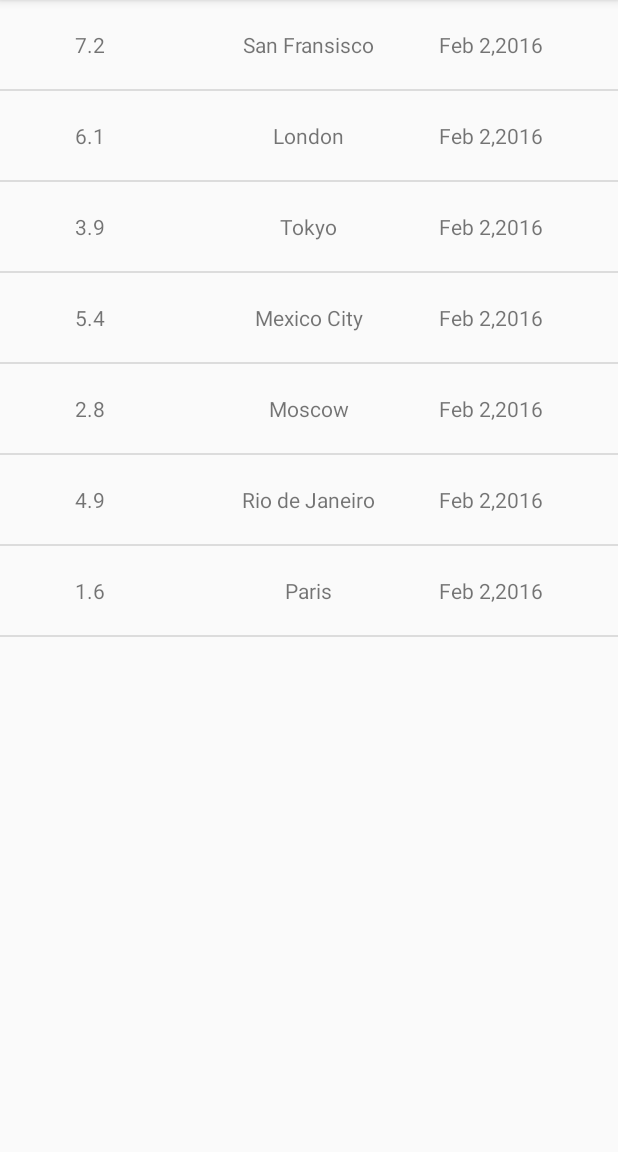
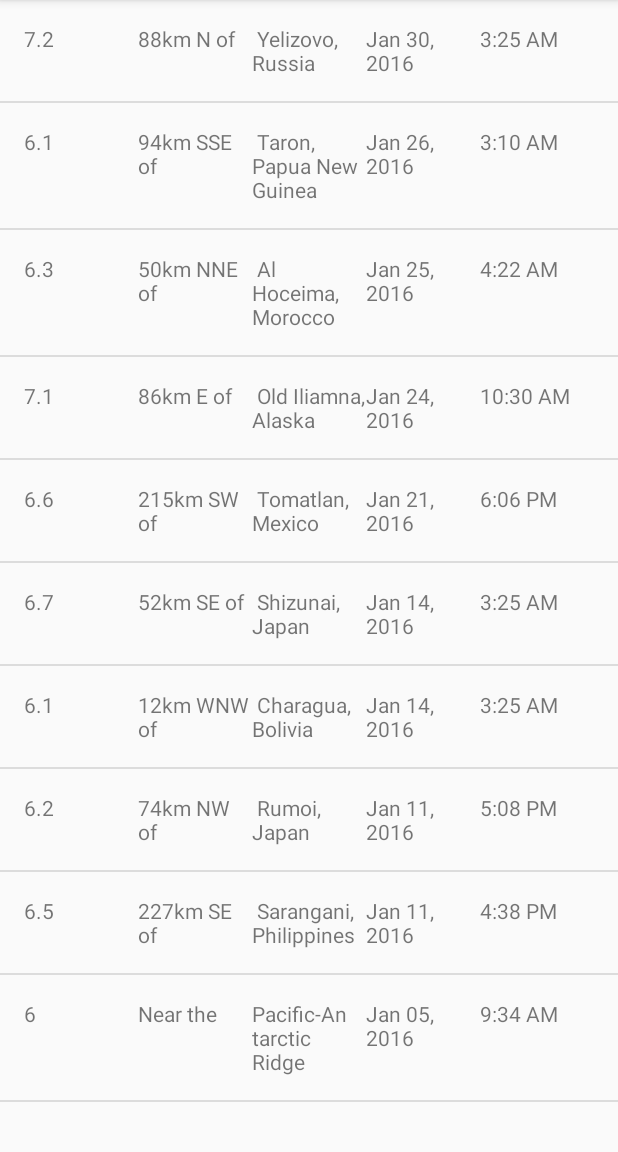
Before and after one commit to nehabalaji/Quake-Report, an Android app: the screen it shows after launch (EarthquakeActivity), on a phone screen of 412 x 824 dp, the part 84-1236 px from its top. Run offline under Robolectric (Android 15) with nearby library versions, the phone set to English and light mode, and no system bars.

Commit message:
parse USGS earthquake data

```diff
--- a/app/src/main/java/com/example/android/quakereport/Earth.java
+++ b/app/src/main/java/com/example/android/quakereport/Earth.java
@@ -5,11 +5,14 @@ public class Earth {
     private String mMagnitude;
     private String mPlace;
     private String mDate;
+    private long mTimeInMilliSeconds;
 
-    public Earth(String Magnitude, String Place, String Date) {
+
+
+    public Earth(String Magnitude, String Place, long TimeinMilliSeconds) {
         mMagnitude = Magnitude;
         mPlace = Place;
-        mDate = Date;
+        mTimeInMilliSeconds = TimeinMilliSeconds;
     }
 
     public String getmMagnitude() {
@@ -23,4 +26,8 @@ public class Earth {
     public String getmDate() {
         return mDate;
     }
+
+    public long getmTimeInMilliSeconds(){
+        return mTimeInMilliSeconds;
+    }
 }
--- a/app/src/main/java/com/example/android/quakereport/EarthquakeActivity.java
+++ b/app/src/main/java/com/example/android/quakereport/EarthquakeActivity.java
@@ -17,6 +17,7 @@ package com.example.android.quakereport;
 
 import android.os.Bundle;
 import android.support.v7.app.AppCompatActivity;
+import android.util.Log;
 import android.widget.ArrayAdapter;
 import android.widget.ListView;
 
@@ -32,19 +33,13 @@ public class EarthquakeActivity extends AppCompatActivity {
         setContentView(R.layout.earthquake_activity);
 
         // Create a fake list of earthquake locations.
-        ArrayList<Earth> earthquakes = new ArrayList<>();
-        earthquakes.add(new Earth("7.2", "San Fransisco", "Feb 2,2016"));
-        earthquakes.add(new Earth("6.1", "London", "Feb 2,2016"));
-        earthquakes.add(new Earth("3.9", "Tokyo", "Feb 2,2016"));
-        earthquakes.add(new Earth("5.4", "Mexico City", "Feb 2,2016"));
-        earthquakes.add(new Earth("2.8", "Moscow", "Feb 2,2016"));
-        earthquakes.add(new Earth("4.9", "Rio de Janeiro", "Feb 2,2016"));
-        earthquakes.add(new Earth("1.6", "Paris", "Feb 2,2016"));
+        ArrayList<Earth> earthquakes = QueryUtils.extractEarthquakes();
 
         // Find a reference to the {@link ListView} in the layout
         ListView earthquakeListView = (ListView) findViewById(R.id.list);
 
         earthAdapter earthAdapter = new earthAdapter(this, earthquakes);
+        Log.v("data",""+earthquakes);
         earthquakeListView.setAdapter(earthAdapter);
 
 
--- /dev/null
+++ b/app/src/main/java/com/example/android/quakereport/QueryUtils.java
@@ -0,0 +1,51 @@
+package com.example.android.quakereport;
+
+import android.util.Log;
+
+import org.json.JSONArray;
+import org.json.JSONException;
+import org.json.JSONObject;
+
+import java.util.ArrayList;
+
+public class QueryUtils {
+
+    private static final String SAMPLE_JSON_RESPONSE = "{\"type\":\"FeatureCollection\",\"metadata\":{\"generated\":1462295443000,\"url\":\"http://earthquake.usgs.gov/fdsnws/event/1/query?format=geojson&starttime=2016-01-01&endtime=2016-01-31&minmag=6&limit=10\",\"title\":\"USGS Earthquakes\",\"status\":200,\"api\":\"1.5.2\",\"limit\":10,\"offset\":1,\"count\":10},\"features\":[{\"type\":\"Feature\",\"properties\":{\"mag\":7.2,\"place\":\"88km N of Yelizovo, Russia\",\"time\":1454124312220,\"updated\":1460674294040,\"tz\":720,\"url\":\"http://earthquake.usgs.gov/earthquakes/eventpage/us20004vvx\",\"detail\":\"http://earthquake.usgs.gov/fdsnws/event/1/query?eventid=us20004vvx&format=geojson\",\"felt\":2,\"cdi\":3.4,\"mmi\":5.82,\"alert\":\"green\",\"status\":\"reviewed\",\"tsunami\":1,\"sig\":798,\"net\":\"us\",\"code\":\"20004vvx\",\"ids\":\",at00o1qxho,pt16030050,us20004vvx,gcmt20160130032510,\",\"sources\":\",at,pt,us,gcmt,\",\"types\":\",cap,dyfi,finite-fault,general-link,general-text,geoserve,impact-link,impact-text,losspager,moment-tensor,nearby-cities,origin,phase-data,shakemap,tectonic-summary,\",\"nst\":null,\"dmin\":0.958,\"rms\":1.19,\"gap\":17,\"magType\":\"mww\",\"type\":\"earthquake\",\"title\":\"M 7.2 - 88km N of Yelizovo, Russia\"},\"geometry\":{\"type\":\"Point\",\"coordinates\":[158.5463,53.9776,177]},\"id\":\"us20004vvx\"},\n" +
+            "{\"type\":\"Feature\",\"properties\":{\"mag\":6.1,\"place\":\"94km SSE of Taron, Papua New Guinea\",\"time\":1453777820750,\"updated\":1460156775040,\"tz\":600,\"url\":\"http://earthquake.usgs.gov/earthquakes/eventpage/us20004uks\",\"detail\":\"http://earthquake.usgs.gov/fdsnws/event/1/query?eventid=us20004uks&format=geojson\",\"felt\":null,\"cdi\":null,\"mmi\":4.1,\"alert\":\"green\",\"status\":\"reviewed\",\"tsunami\":1,\"sig\":572,\"net\":\"us\",\"code\":\"20004uks\",\"ids\":\",us20004uks,gcmt20160126031023,\",\"sources\":\",us,gcmt,\",\"types\":\",cap,geoserve,losspager,moment-tensor,nearby-cities,origin,phase-data,shakemap,tectonic-summary,\",\"nst\":null,\"dmin\":1.537,\"rms\":0.74,\"gap\":25,\"magType\":\"mww\",\"type\":\"earthquake\",\"title\":\"M 6.1 - 94km SSE of Taron, Papua New Guinea\"},\"geometry\":{\"type\":\"Point\",\"coordinates\":[153.2454,-5.2952,26]},\"id\":\"us20004uks\"},\n" +
+            "{\"type\":\"Feature\",\"properties\":{\"mag\":6.3,\"place\":\"50km NNE of Al Hoceima, Morocco\",\"time\":1453695722730,\"updated\":1460156773040,\"tz\":0,\"url\":\"http://earthquake.usgs.gov/earthquakes/eventpage/us10004gy9\",\"detail\":\"http://earthquake.usgs.gov/fdsnws/event/1/query?eventid=us10004gy9&format=geojson\",\"felt\":117,\"cdi\":7.2,\"mmi\":5.28,\"alert\":\"green\",\"status\":\"reviewed\",\"tsunami\":0,\"sig\":695,\"net\":\"us\",\"code\":\"10004gy9\",\"ids\":\",us10004gy9,gcmt20160125042203,\",\"sources\":\",us,gcmt,\",\"types\":\",cap,dyfi,geoserve,impact-text,losspager,moment-tensor,nearby-cities,origin,phase-data,shakemap,tectonic-summary,\",\"nst\":null,\"dmin\":2.201,\"rms\":0.92,\"gap\":20,\"magType\":\"mww\",\"type\":\"earthquake\",\"title\":\"M 6.3 - 50km NNE of Al Hoceima, Morocco\"},\"geometry\":{\"type\":\"Point\",\"coordinates\":[-3.6818,35.6493,12]},\"id\":\"us10004gy9\"},\n" +
+            "{\"type\":\"Feature\",\"properties\":{\"mag\":7.1,\"place\":\"86km E of Old Iliamna, Alaska\",\"time\":1453631430230,\"updated\":1460156770040,\"tz\":-540,\"url\":\"http://earthquake.usgs.gov/earthquakes/eventpage/us10004gqp\",\"detail\":\"http://earthquake.usgs.gov/fdsnws/event/1/query?eventid=us10004gqp&format=geojson\",\"felt\":1816,\"cdi\":7.2,\"mmi\":6.6,\"alert\":\"green\",\"status\":\"reviewed\",\"tsunami\":1,\"sig\":1496,\"net\":\"us\",\"code\":\"10004gqp\",\"ids\":\",at00o1gd6r,us10004gqp,ak12496371,gcmt20160124103030,\",\"sources\":\",at,us,ak,gcmt,\",\"types\":\",cap,dyfi,finite-fault,general-link,general-text,geoserve,impact-link,impact-text,losspager,moment-tensor,nearby-cities,origin,phase-data,shakemap,tectonic-summary,trump-origin,\",\"nst\":null,\"dmin\":0.72,\"rms\":2.11,\"gap\":19,\"magType\":\"mww\",\"type\":\"earthquake\",\"title\":\"M 7.1 - 86km E of Old Iliamna, Alaska\"},\"geometry\":{\"type\":\"Point\",\"coordinates\":[-153.4051,59.6363,129]},\"id\":\"us10004gqp\"},\n" +
+            "{\"type\":\"Feature\",\"properties\":{\"mag\":6.6,\"place\":\"215km SW of Tomatlan, Mexico\",\"time\":1453399617650,\"updated\":1459963829040,\"tz\":-420,\"url\":\"http://earthquake.usgs.gov/earthquakes/eventpage/us10004g4l\",\"detail\":\"http://earthquake.usgs.gov/fdsnws/event/1/query?eventid=us10004g4l&format=geojson\",\"felt\":11,\"cdi\":2.7,\"mmi\":3.92,\"alert\":\"green\",\"status\":\"reviewed\",\"tsunami\":1,\"sig\":673,\"net\":\"us\",\"code\":\"10004g4l\",\"ids\":\",at00o1bebo,pt16021050,us10004g4l,gcmt20160121180659,\",\"sources\":\",at,pt,us,gcmt,\",\"types\":\",cap,dyfi,geoserve,impact-link,impact-text,losspager,moment-tensor,nearby-cities,origin,phase-data,shakemap,tectonic-summary,\",\"nst\":null,\"dmin\":2.413,\"rms\":0.98,\"gap\":74,\"magType\":\"mww\",\"type\":\"earthquake\",\"title\":\"M 6.6 - 215km SW of Tomatlan, Mexico\"},\"geometry\":{\"type\":\"Point\",\"coordinates\":[-106.9337,18.8239,10]},\"id\":\"us10004g4l\"},\n" +
+            "{\"type\":\"Feature\",\"properties\":{\"mag\":6.7,\"place\":\"52km SE of Shizunai, Japan\",\"time\":1452741933640,\"updated\":1459304879040,\"tz\":540,\"url\":\"http://earthquake.usgs.gov/earthquakes/eventpage/us10004ebx\",\"detail\":\"http://earthquake.usgs.gov/fdsnws/event/1/query?eventid=us10004ebx&format=geojson\",\"felt\":51,\"cdi\":5.8,\"mmi\":6.45,\"alert\":\"green\",\"status\":\"reviewed\",\"tsunami\":1,\"sig\":720,\"net\":\"us\",\"code\":\"10004ebx\",\"ids\":\",us10004ebx,pt16014050,at00o0xauk,gcmt20160114032534,\",\"sources\":\",us,pt,at,gcmt,\",\"types\":\",associate,cap,dyfi,geoserve,impact-link,impact-text,losspager,moment-tensor,nearby-cities,origin,phase-data,shakemap,\",\"nst\":null,\"dmin\":0.281,\"rms\":0.98,\"gap\":22,\"magType\":\"mww\",\"type\":\"earthquake\",\"title\":\"M 6.7 - 52km SE of Shizunai, Japan\"},\"geometry\":{\"type\":\"Point\",\"coordinates\":[142.781,41.9723,46]},\"id\":\"us10004ebx\"},\n" +
+            "{\"type\":\"Feature\",\"properties\":{\"mag\":6.1,\"place\":\"12km WNW of Charagua, Bolivia\",\"time\":1452741928270,\"updated\":1459304879040,\"tz\":-240,\"url\":\"http://earthquake.usgs.gov/earthquakes/eventpage/us10004ebw\",\"detail\":\"http://earthquake.usgs.gov/fdsnws/event/1/query?eventid=us10004ebw&format=geojson\",\"felt\":3,\"cdi\":2.2,\"mmi\":2.21,\"alert\":\"green\",\"status\":\"reviewed\",\"tsunami\":0,\"sig\":573,\"net\":\"us\",\"code\":\"10004ebw\",\"ids\":\",us10004ebw,gcmt20160114032528,\",\"sources\":\",us,gcmt,\",\"types\":\",cap,dyfi,geoserve,impact-text,losspager,moment-tensor,nearby-cities,origin,phase-data,shakemap,tectonic-summary,\",\"nst\":null,\"dmin\":5.492,\"rms\":1.04,\"gap\":16,\"magType\":\"mww\",\"type\":\"earthquake\",\"title\":\"M 6.1 - 12km WNW of Charagua, Bolivia\"},\"geometry\":{\"type\":\"Point\",\"coordinates\":[-63.3288,-19.7597,582.56]},\"id\":\"us10004ebw\"},\n" +
+            "{\"type\":\"Feature\",\"properties\":{\"mag\":6.2,\"place\":\"74km NW of Rumoi, Japan\",\"time\":1452532083920,\"updated\":1459304875040,\"tz\":540,\"url\":\"http://earthquake.usgs.gov/earthquakes/eventpage/us10004djn\",\"detail\":\"http://earthquake.usgs.gov/fdsnws/event/1/query?eventid=us10004djn&format=geojson\",\"felt\":8,\"cdi\":3.4,\"mmi\":3.74,\"alert\":\"green\",\"status\":\"reviewed\",\"tsunami\":0,\"sig\":594,\"net\":\"us\",\"code\":\"10004djn\",\"ids\":\",us10004djn,gcmt20160111170803,\",\"sources\":\",us,gcmt,\",\"types\":\",cap,dyfi,geoserve,impact-text,losspager,moment-tensor,nearby-cities,origin,phase-data,shakemap,tectonic-summary,\",\"nst\":null,\"dmin\":1.139,\"rms\":0.96,\"gap\":33,\"magType\":\"mww\",\"type\":\"earthquake\",\"title\":\"M 6.2 - 74km NW of Rumoi, Japan\"},\"geometry\":{\"type\":\"Point\",\"coordinates\":[141.0867,44.4761,238.81]},\"id\":\"us10004djn\"},\n" +
+            "{\"type\":\"Feature\",\"properties\":{\"mag\":6.5,\"place\":\"227km SE of Sarangani, Philippines\",\"time\":1452530285900,\"updated\":1459304874040,\"tz\":480,\"url\":\"http://earthquake.usgs.gov/earthquakes/eventpage/us10004dj5\",\"detail\":\"http://earthquake.usgs.gov/fdsnws/event/1/query?eventid=us10004dj5&format=geojson\",\"felt\":1,\"cdi\":2.7,\"mmi\":7.5,\"alert\":\"green\",\"status\":\"reviewed\",\"tsunami\":1,\"sig\":650,\"net\":\"us\",\"code\":\"10004dj5\",\"ids\":\",at00o0srjp,pt16011050,us10004dj5,gcmt20160111163807,\",\"sources\":\",at,pt,us,gcmt,\",\"types\":\",cap,dyfi,geoserve,impact-link,impact-text,losspager,moment-tensor,nearby-cities,origin,phase-data,shakemap,tectonic-summary,\",\"nst\":null,\"dmin\":3.144,\"rms\":0.72,\"gap\":22,\"magType\":\"mww\",\"type\":\"earthquake\",\"title\":\"M 6.5 - 227km SE of Sarangani, Philippines\"},\"geometry\":{\"type\":\"Point\",\"coordinates\":[126.8621,3.8965,13]},\"id\":\"us10004dj5\"},\n" +
+            "{\"type\":\"Feature\",\"properties\":{\"mag\":6,\"place\":\"Pacific-Antarctic Ridge\",\"time\":1451986454620,\"updated\":1459202978040,\"tz\":-540,\"url\":\"http://earthquake.usgs.gov/earthquakes/eventpage/us10004bgk\",\"detail\":\"http://earthquake.usgs.gov/fdsnws/event/1/query?eventid=us10004bgk&format=geojson\",\"felt\":0,\"cdi\":1,\"mmi\":0,\"alert\":\"green\",\"status\":\"reviewed\",\"tsunami\":0,\"sig\":554,\"net\":\"us\",\"code\":\"10004bgk\",\"ids\":\",us10004bgk,gcmt20160105093415,\",\"sources\":\",us,gcmt,\",\"types\":\",cap,dyfi,geoserve,losspager,moment-tensor,nearby-cities,origin,phase-data,shakemap,\",\"nst\":null,\"dmin\":30.75,\"rms\":0.67,\"gap\":71,\"magType\":\"mww\",\"type\":\"earthquake\",\"title\":\"M 6.0 - Pacific-Antarctic Ridge\"},\"geometry\":{\"type\":\"Point\",\"coordinates\":[-136.2603,-54.2906,10]},\"id\":\"us10004bgk\"}],\"bbox\":[-153.4051,-54.2906,10,158.5463,59.6363,582.56]}";
+
+    private QueryUtils(){
+
+    }
+
+    public static ArrayList<Earth> extractEarthquakes(){
+
+        ArrayList<Earth> earth = new ArrayList<>();
+        try{
+            JSONObject jsonObject = new JSONObject(SAMPLE_JSON_RESPONSE);
+            JSONArray earthquakearray = jsonObject.getJSONArray("features");
+            for(int i =0; i<earthquakearray.length(); i++){
+                JSONObject currentObject = earthquakearray.getJSONObject(i);
+                JSONObject properties = currentObject.getJSONObject("properties");
+                String magnitude = properties.getString("mag");
+                String place = properties.getString("place");
+                long time = properties.getLong("time");
+
+                Earth earth1 = new Earth(magnitude, place, time);
+                earth.add(earth1);
+            }
+
+        }
+        catch (JSONException e){
+            Log.e("QueryUtils", "Problem parsing the earthquake JSON results", e);
+        }
+        return earth;
+    }
+}
--- a/app/src/main/java/com/example/android/quakereport/earthAdapter.java
+++ b/app/src/main/java/com/example/android/quakereport/earthAdapter.java
@@ -9,6 +9,8 @@ import android.view.ViewGroup;
 import android.widget.ArrayAdapter;
 import android.widget.TextView;
 
+import java.text.SimpleDateFormat;
+import java.util.Date;
 import java.util.List;
 
 public class earthAdapter extends ArrayAdapter<Earth> {
@@ -16,6 +18,8 @@ public class earthAdapter extends ArrayAdapter<Earth> {
     public earthAdapter(@NonNull Context context, @NonNull List<Earth> objects) {
         super(context, 0, objects);
     }
+
+    private static final String LOCATION_SEPERATOR = "of";
 
     @NonNull
     @Override
@@ -30,13 +34,57 @@ public class earthAdapter extends ArrayAdapter<Earth> {
         TextView magnitude = (TextView) listItemView.findViewById(R.id.mag);
         magnitude.setText(earth.getmMagnitude());
 
-        TextView Place = (TextView) listItemView.findViewById(R.id.place);
-        Place.setText(earth.getmPlace());
+        String OriginalLOcation = earth.getmPlace();
+        String primaryLocation;
+        String locationOffSet;
 
-        TextView Date = (TextView) listItemView.findViewById(R.id.date);
-        Date.setText(earth.getmDate());
+        if(OriginalLOcation.contains(LOCATION_SEPERATOR)){
+            String[] parts = OriginalLOcation.split(LOCATION_SEPERATOR);
+            locationOffSet = parts[0] + LOCATION_SEPERATOR;
+            primaryLocation = parts[1];
+
+        }
+        else
+        {
+            locationOffSet = getContext().getResources().getString(R.string.near_the);
+            primaryLocation = OriginalLOcation;
+        }
+
+
+        TextView primaryLocationView = (TextView) listItemView.findViewById(R.id.primary_location);
+        primaryLocationView.setText(primaryLocation);
+
+        TextView locstionOffSetView = (TextView) listItemView.findViewById(R.id.location_offset);
+        locstionOffSetView.setText(locationOffSet);
+
+
+
+
+        Date dateObject = new Date(earth.getmTimeInMilliSeconds());
+        TextView dateView = (TextView)listItemView.findViewById(R.id.date);
+        String formattedDate = formatDate(dateObject);
+        dateView.setText(formattedDate);
+
+        TextView timeView = (TextView) listItemView.findViewById(R.id.time);
+        String formattedTime = formatTime(dateObject);
+        timeView.setText(formattedTime);
 
         return listItemView;
+
+
+
     }
 
+    private String formatTime(Date dateObject) {
+        SimpleDateFormat timeFormat = new SimpleDateFormat("h:mm a");
+        return timeFormat.format(dateObject);
+    }
+
+    private String formatDate(Date dateObject) {
+        SimpleDateFormat dateFormat = new SimpleDateFormat("LLL dd, yyyy");
+        return dateFormat.format(dateObject);
+
+    }
+
+
 }
--- a/app/src/main/res/layout/list_item.xml
+++ b/app/src/main/res/layout/list_item.xml
@@ -1,38 +1,44 @@
 <?xml version="1.0" encoding="utf-8"?>
-<RelativeLayout xmlns:android="http://schemas.android.com/apk/res/android"
+<LinearLayout xmlns:android="http://schemas.android.com/apk/res/android"
+    xmlns:tools="http://schemas.android.com/tools"
     android:layout_width="match_parent"
     android:layout_height="match_parent"
-    android:layout_weight="3"
     android:orientation="horizontal"
-    android:padding="20dp"
-    >
-
+    android:padding="16dp">
 
     <TextView
         android:id="@+id/mag"
-        android:layout_alignParentStart="true"
-        android:layout_width="wrap_content"
+        android:layout_width="0dp"
         android:layout_height="wrap_content"
-        android:text="@string/magnitude"
-        android:layout_marginLeft="30dp"
-        android:layout_alignParentLeft="true" />
+        android:layout_weight="1"
+        tools:text="8.9" />
 
     <TextView
-        android:id="@+id/place"
-        android:layout_width="wrap_content"
+        android:id="@+id/location_offset"
+        android:layout_width="0dp"
         android:layout_height="wrap_content"
-        android:layout_centerHorizontal="true"
-        android:text="@string/place"
+        android:layout_weight="1"
+        tools:text="30km S of" />
 
-        />
+    <TextView
+        android:id="@+id/primary_location"
+        android:layout_width="0dp"
+        android:layout_height="wrap_content"
+        android:layout_weight="1"
+        tools:text="San Francisco, CA" />
+
     <TextView
         android:id="@+id/date"
-        android:layout_width="wrap_content"
+        android:layout_width="0dp"
         android:layout_height="wrap_content"
-        android:layout_alignParentEnd="true"
-        android:text="@string/date"
-        android:layout_alignParentRight="true"
-        android:layout_marginRight="30dp"/>
+        android:layout_weight="1"
+        tools:text="Mar 6, 2010" />
 
+    <TextView
+        android:id="@+id/time"
+        android:layout_width="0dp"
+        android:layout_height="wrap_content"
+        android:layout_weight="1"
+        tools:text="3:00 PM" />
 
-</RelativeLayout>
+</LinearLayout>
--- a/app/src/main/res/values/strings.xml
+++ b/app/src/main/res/values/strings.xml
@@ -18,4 +18,5 @@
     <string name="magnitude">magnitude</string>
     <string name="date">date</string>
     <string name="place">place</string>
+    <string name="near_the">Near the</string>
 </resources>
```
